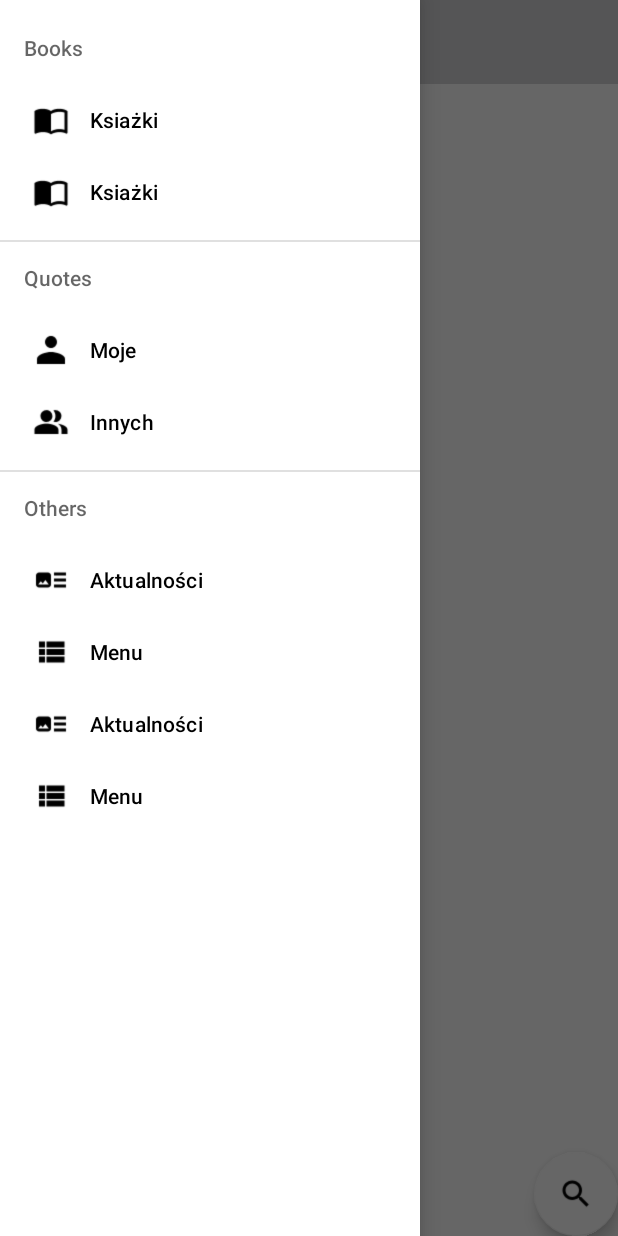
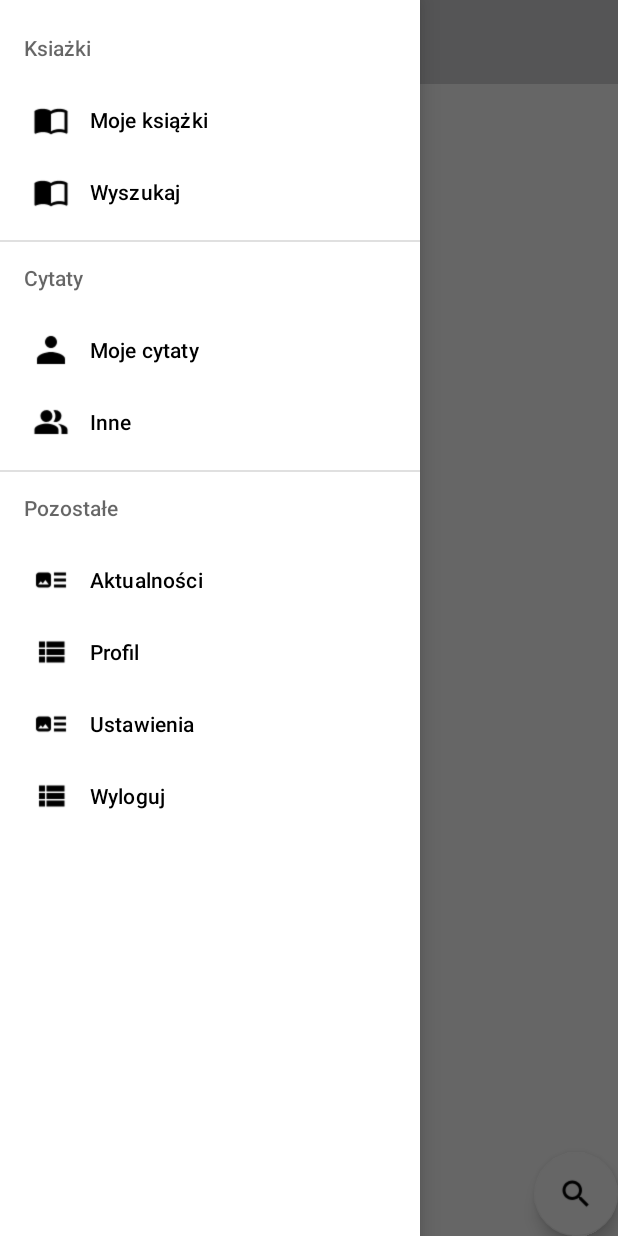
Before and after one commit to IssenSensei/BookStoreApp, an Android app: the screen it shows after launch (MainActivity), with the side drawer open, on a phone screen of 412 x 824 dp. Run offline under Robolectric (Android 15) with nearby library versions, the phone set to English and light mode, and no system bars; our stand-ins replace navigation-ui; pictures from the network do not load; 1 statement that could not run was skipped.

Commit message:
create navigation actions

```diff
--- a/app/src/main/res/menu/navigation_menu.xml
+++ b/app/src/main/res/menu/navigation_menu.xml
@@ -1,26 +1,25 @@
 <menu xmlns:android="http://schemas.android.com/apk/res/android"
-    xmlns:app="http://schemas.android.com/apk/res-auto"
     xmlns:tools="http://schemas.android.com/tools"
     tools:showIn="navigation_view">
 
     <group android:checkableBehavior="single">
         <item
             android:id="@+id/nav_task_books_title"
-            android:title="Books">
+            android:title="@string/navigation_books_title">
             <menu>
                 <item
                     android:id="@+id/nav_user_books"
                     android:icon="@drawable/books"
-                    android:title="@string/navigation_books"/>
+                    android:title="@string/navigation_user_books"/>
                 <item
-                    android:id="@+id/nav_add_book"
+                    android:id="@+id/nav_book_search"
                     android:icon="@drawable/books"
-                    android:title="@string/navigation_books"/>
+                    android:title="@string/navigation_book_search"/>
             </menu>
         </item>
         <item
             android:id="@+id/nav_task_quotes_title"
-            android:title="Quotes">
+            android:title="@string/navigation_quotes_title">
             <menu>
                 <item
                     android:id="@+id/nav_user_quotes"
@@ -34,7 +33,7 @@
         </item>
         <item
             android:id="@+id/nav_others_title"
-            android:title="Others">
+            android:title="@string/navigation_others_title">
             <menu>
                 <item
                     android:id="@+id/nav_news"
@@ -43,15 +42,15 @@
                 <item
                     android:id="@+id/nav_profile"
                     android:icon="@drawable/menu"
-                    android:title="@string/navigation_menu"/>
+                    android:title="@string/navigation_profile"/>
                 <item
                     android:id="@+id/nav_settings"
                     android:icon="@drawable/news"
-                    android:title="@string/navigation_news"/>
+                    android:title="@string/navigation_settings"/>
                 <item
                     android:id="@+id/nav_logout"
                     android:icon="@drawable/menu"
-                    android:title="@string/navigation_menu"/>
+                    android:title="@string/navigation_logout"/>
             </menu>
         </item>
     </group>
--- a/app/src/main/res/navigation/navigation_graph.xml
+++ b/app/src/main/res/navigation/navigation_graph.xml
@@ -1,54 +1,108 @@
 <?xml version="1.0" encoding="utf-8"?>
 <navigation xmlns:android="http://schemas.android.com/apk/res/android"
+    xmlns:tools="http://schemas.android.com/tools"
     xmlns:app="http://schemas.android.com/apk/res-auto" android:id="@+id/navigation_graph"
     app:startDestination="@id/nav_user_books">
 
     <fragment
         android:id="@+id/nav_user_books"
         android:name="com.example.bookstoreapp.books.BooksFragment"
-        android:label="BooksFragment" />
+        android:label="BooksFragment"
+        tools:layout="@layout/layout_book_list" >
+        <action
+            android:id="@+id/action_nav_user_books_to_nav_book_detail"
+            app:destination="@id/nav_book_detail" />
+    </fragment>
     <fragment
-        android:id="@+id/bookDetailFragment"
+        android:id="@+id/nav_book_detail"
         android:name="com.example.bookstoreapp.books.BookDetailFragment"
-        android:label="BookDetailFragment" />
+        android:label="BookDetailFragment"
+        tools:layout="@layout/activity_book_details">
+        <action
+            android:id="@+id/action_nav_book_detail_to_nav_books_quotes"
+            app:destination="@id/nav_books_quotes" />
+        <action
+            android:id="@+id/action_nav_book_detail_to_nav_author_books"
+            app:destination="@id/nav_author_books" />
+        <action
+            android:id="@+id/action_nav_book_detail_to_nav_print_books"
+            app:destination="@id/nav_print_books" />
+        <action
+            android:id="@+id/action_nav_book_detail_to_nav_user_quotes"
+            app:destination="@id/nav_user_quotes" />
+    </fragment>
     <fragment
         android:id="@+id/nav_books_quotes"
         android:name="com.example.bookstoreapp.bookQuotes.BookQuotesFragment"
-        android:label="BookQuotesFragment" />
+        android:label="BookQuotesFragment"
+        tools:layout="@layout/layout_book_quote_list">
+        <action
+            android:id="@+id/action_nav_books_quotes_to_nav_book_quote_detail"
+            app:destination="@id/nav_book_quote_detail" />
+    </fragment>
     <fragment
-        android:id="@+id/bookQuoteDetailFragment"
+        android:id="@+id/nav_book_quote_detail"
         android:name="com.example.bookstoreapp.bookQuotes.BookQuoteDetailFragment"
-        android:label="BookQuoteDetailFragment" />
+        android:label="BookQuoteDetailFragment"
+        tools:layout="@layout/activity_book_quote_details"/>
     <fragment
-        android:id="@+id/newsDetailFragment"
+        android:id="@+id/nav_news_detail"
         android:name="com.example.bookstoreapp.news.NewsDetailFragment"
-        android:label="NewsDetailFragment" />
+        android:label="NewsDetailFragment"
+        tools:layout="@layout/activity_news_details">
+        <action
+            android:id="@+id/action_nav_news_detail_to_nav_book_detail"
+            app:destination="@id/nav_book_detail" />
+    </fragment>
     <fragment
         android:id="@+id/nav_news"
         android:name="com.example.bookstoreapp.news.NewsFragment"
-        android:label="NewsFragment" />
+        android:label="NewsFragment"
+        tools:layout="@layout/layout_news_list">
+        <action
+            android:id="@+id/action_nav_news_to_nav_news_detail"
+            app:destination="@id/nav_news_detail" />
+    </fragment>
     <fragment
-        android:id="@+id/authorBooksFragment"
+        android:id="@+id/nav_author_books"
         android:name="com.example.bookstoreapp.author.AuthorBooksFragment"
-        android:label="AuthorBooksFragment" />
+        android:label="AuthorBooksFragment"
+        tools:layout="@layout/layout_book_list">
+        <action
+            android:id="@+id/action_nav_author_books_to_nav_book_detail"
+            app:destination="@id/nav_book_detail" />
+    </fragment>
     <fragment
-        android:id="@+id/printBooksFragment"
+        android:id="@+id/nav_print_books"
         android:name="com.example.bookstoreapp.print.PrintBooksFragment"
-        android:label="PrintBooksFragment" />
+        android:label="PrintBooksFragment"
+        tools:layout="@layout/layout_book_list">
+        <action
+            android:id="@+id/action_nav_print_books_to_nav_book_detail"
+            app:destination="@id/nav_book_detail" />
+    </fragment>
     <fragment
         android:id="@+id/nav_settings"
         android:name="com.example.bookstoreapp.menu.SettingsFragment"
-        android:label="SettingsFragment" />
+        android:label="SettingsFragment"
+        tools:layout="@layout/app_settings_activity_layout"/>
     <fragment
         android:id="@+id/nav_profile"
         android:name="com.example.bookstoreapp.user.UserProfileFragment"
-        android:label="UserProfileFragment" />
+        android:label="UserProfileFragment"
+        tools:layout="@layout/activity_profile"/>
     <fragment
         android:id="@+id/nav_user_quotes"
         android:name="com.example.bookstoreapp.userQuotes.UserQuotesFragment"
-        android:label="UserQuotesFragment" />
+        android:label="UserQuotesFragment"
+        tools:layout="@layout/layout_user_quotes_list">
+        <action
+            android:id="@+id/action_nav_user_quotes_to_nav_user_quote_detail"
+            app:destination="@id/nav_user_quote_detail" />
+    </fragment>
     <fragment
-        android:id="@+id/userQuoteDetailFragment"
+        android:id="@+id/nav_user_quote_detail"
         android:name="com.example.bookstoreapp.userQuotes.UserQuoteDetailFragment"
-        android:label="UserQuoteDetailFragment" />
+        android:label="UserQuoteDetailFragment"
+        tools:layout="@layout/activity_user_quote_details"/>
 </navigation>
--- a/app/src/main/res/values/strings.xml
+++ b/app/src/main/res/values/strings.xml
@@ -11,9 +11,16 @@
     <string name="delete_dialog_confirmation">Twoje dane zostaną utracone bezpowrotnie, czy jesteś pewien?</string>
     <string name="Dialog_cancel">Anuluj</string>
     <string name="title_activity_maps">Map</string>
-    <string name="navigation_books">Ksiażki</string>
-    <string name="navigation_user_quotes">Moje</string>
-    <string name="navigation_book_quotes">Innych</string>
+    <string name="navigation_books_title">Ksiażki</string>
+    <string name="navigation_user_books">Moje książki</string>
+    <string name="navigation_book_search">Wyszukaj</string>
+    <string name="navigation_quotes_title">Cytaty</string>
+    <string name="navigation_user_quotes">Moje cytaty</string>
+    <string name="navigation_book_quotes">Inne</string>
+    <string name="navigation_others_title">Pozostałe</string>
     <string name="navigation_news">Aktualności</string>
+    <string name="navigation_profile">Profil</string>
+    <string name="navigation_settings">Ustawienia</string>
+    <string name="navigation_logout">Wyloguj</string>
     <string name="navigation_menu">Menu</string>
 </resources>
```
Also changed, not shown: app/src/main/res/layout/activity_main.xml (indentation only).
